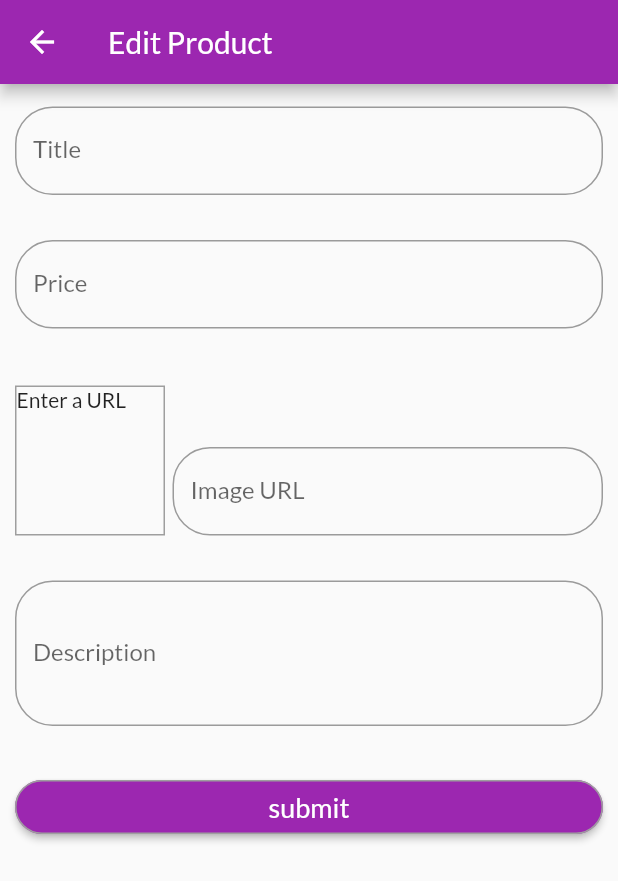
After one commit to hatem1055/flutter-shop-app, a Flutter app: the EditAddProductScreen screen opened by its route, on a phone screen of 412 x 824 dp. The commit adds this screen. Shown: the top 881 px of the screen. Run offline on Flutter 3.47's test engine with Material 2 defaults, Android fonts, the phone set to English and light mode, and no system bars; network calls fail.

Commit message:
add and edit product screen ui

```diff
--- a/lib/main.dart
+++ b/lib/main.dart
@@ -8,7 +8,7 @@ import 'providers/products_provider.dart';
 import 'screens/cart/cart_screen.dart';
 import 'screens/orders/orders_screen.dart';
 import 'screens/user_products/user_products_screen.dart';
-
+import 'screens/edit_add_product/edit_add_product_screen.dart';
 void main() => runApp(MyApp());
 
 class MyApp extends StatelessWidget {
@@ -32,7 +32,8 @@ class MyApp extends StatelessWidget {
           ProductDetailsScreen.routeName: (ctx) => ProductDetailsScreen(),
           CartScreen.routeName:(ctx)=>CartScreen(),
           OrdersScreen.routeName:(ctx) => OrdersScreen(),
-          UserProductsScreen.route:(ctx)=> UserProductsScreen()
+          UserProductsScreen.route:(ctx)=> UserProductsScreen(),
+          EditAddProductScreen.route:(ctx)=>EditAddProductScreen()
         },
       ),
     );
--- /dev/null
+++ b/lib/screens/edit_add_product/edit_add_product_screen.dart
@@ -0,0 +1,120 @@
+import 'package:flutter/material.dart';
+import 'package:flutter/services.dart';
+
+class EditAddProductScreen extends StatefulWidget {
+  static const route = '/editAddProduct';
+  @override
+  _EditAddProductScreenState createState() => _EditAddProductScreenState();
+}
+
+class _EditAddProductScreenState extends State<EditAddProductScreen> {
+  final imageUrlController = TextEditingController();
+  final imageUrlFocusNode = FocusNode();
+  final inputsMargin = const EdgeInsets.symmetric(vertical: 15, horizontal: 10);
+
+  @override
+  void initState() {
+    imageUrlFocusNode.addListener(updateUrl);
+    super.initState();
+  }
+
+  @override
+  void dispose() {
+    imageUrlController.dispose();
+    imageUrlFocusNode.dispose();
+    imageUrlFocusNode.removeListener(updateUrl);
+    super.dispose();
+  }
+
+  void updateUrl() {
+    if (imageUrlFocusNode.hasFocus == false) {
+      setState(() {});
+    }
+  }
+
+  InputDecoration singleLineInputStyle(label) => InputDecoration(
+      labelText: label,
+      border: OutlineInputBorder(borderRadius: BorderRadius.circular(25)));
+  @override
+  Widget build(BuildContext context) {
+    return Scaffold(
+      appBar: AppBar(
+        title: Text('Edit Product'),
+      ),
+      body: Form(
+          child: SingleChildScrollView(
+        child: Column(children: [
+          Container(
+            margin: inputsMargin,
+            child: TextFormField(
+              decoration: singleLineInputStyle('Title'),
+              textInputAction: TextInputAction.next,
+            ),
+          ),
+          Container(
+            margin: inputsMargin,
+            child: TextFormField(
+              decoration: singleLineInputStyle('Price'),
+              keyboardType: TextInputType.number,
+              textInputAction: TextInputAction.next,
+            ),
+          ),
+          Container(
+            margin: inputsMargin,
+            child: Row(crossAxisAlignment: CrossAxisAlignment.end, children: [
+              Container(
+                width: 100,
+                height: 100,
+                margin: EdgeInsets.only(top: 8, right: 5),
+                decoration: BoxDecoration(
+                    border: Border.all(width: 1, color: Colors.grey)),
+                child: imageUrlController.text.isEmpty
+                    ? Text('Enter a URL')
+                    : FittedBox(
+                        child: Image.network(
+                        imageUrlController.text,
+                        fit: BoxFit.cover,
+                      )),
+              ),
+              Expanded(
+                child: TextFormField(
+                  decoration: singleLineInputStyle('Image URL'),
+                  controller: imageUrlController,
+                  keyboardType: TextInputType.url,
+                  textInputAction: TextInputAction.next,
+                  focusNode: imageUrlFocusNode,
+                  onFieldSubmitted: (_) {
+                    setState(() {});
+                  },
+                ),
+              ),
+            ]),
+          ),
+          Container(
+            margin: inputsMargin,
+            child: TextFormField(
+              decoration: singleLineInputStyle('Description'),
+              maxLines: 3,
+              keyboardType: TextInputType.multiline,
+            ),
+          ),
+          Container(
+            margin: inputsMargin,
+            width: double.infinity,
+            child: RaisedButton(
+                onPressed: () {},
+                child: Text('submit',style: TextStyle(
+                  fontSize: 18,
+                  fontWeight: FontWeight.w400
+                ),),
+                color: Theme.of(context).primaryColor,
+                textColor: Colors.white,
+                shape: RoundedRectangleBorder(
+                    borderRadius: BorderRadius.circular(25),
+                    side: BorderSide(color: Colors.grey))),
+          )
+        ]),
+      )),
+    );
+  }
+}
--- a/lib/screens/user_products/user_product_item.dart
+++ b/lib/screens/user_products/user_product_item.dart
@@ -1,6 +1,5 @@
 import 'package:flutter/material.dart';
 import '../../providers/product.dart';
-
 class UserProductItem extends StatelessWidget {
   final Product product;
 
--- a/lib/screens/user_products/user_products_screen.dart
+++ b/lib/screens/user_products/user_products_screen.dart
@@ -3,6 +3,7 @@ import 'package:provider/provider.dart';
 import '../../providers/products_provider.dart';
 import 'user_product_item.dart';
 import '../drawer/drawer.dart';
+import '../edit_add_product/edit_add_product_screen.dart';
 
 class UserProductsScreen extends StatelessWidget {
   static const route = '/user_products';
@@ -15,7 +16,9 @@ class UserProductsScreen extends StatelessWidget {
         actions: [
           IconButton(
             icon: Icon(Icons.add),
-            onPressed: () {},
+            onPressed: () {
+              Navigator.of(context).pushNamed(EditAddProductScreen.route);
+            },
           )
         ],
       ),
```
